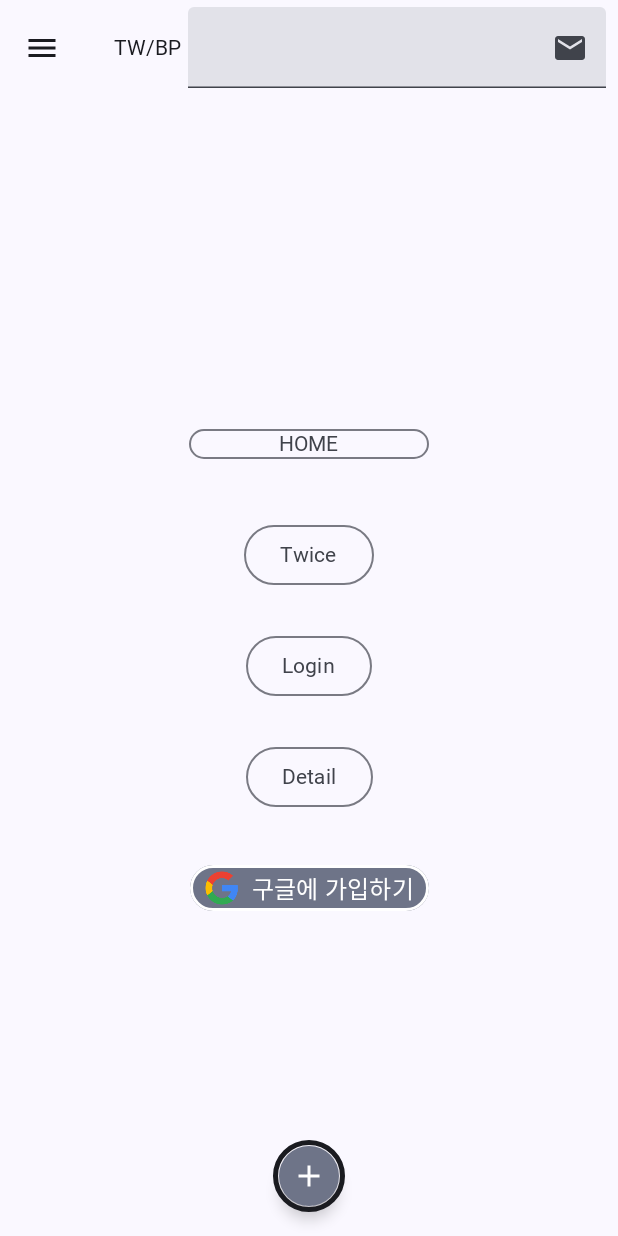
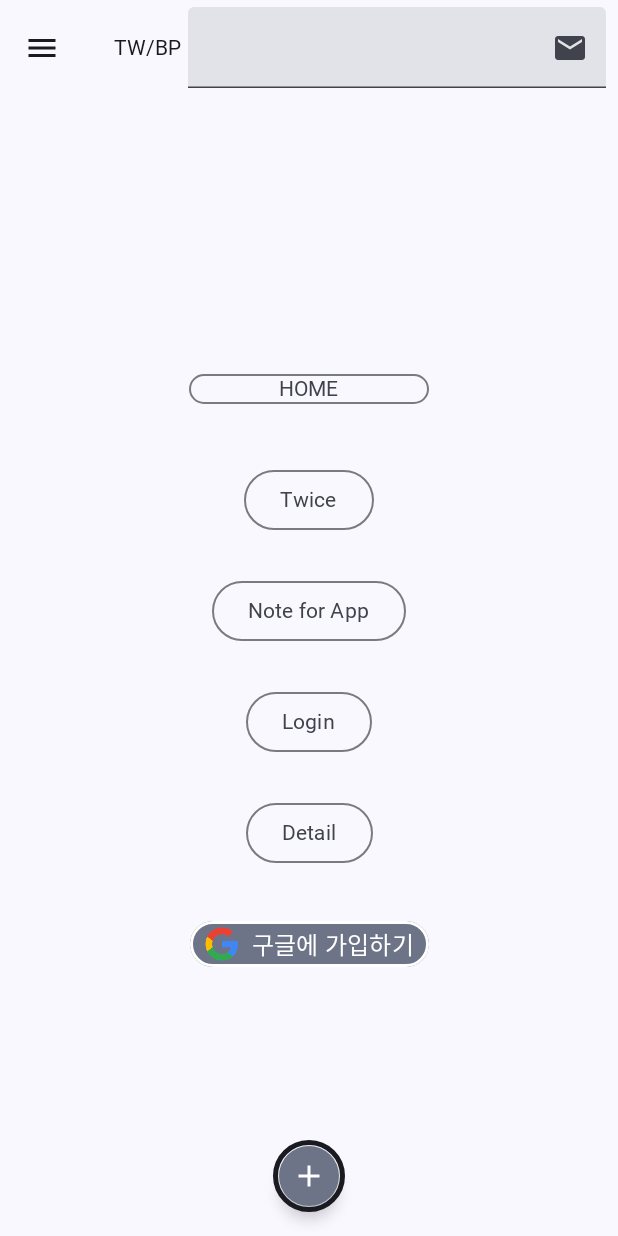
Before and after one commit to slow333/android-components-viewmodel-navigator, an Android app built with Jetpack Compose: the screen it shows after launch (MainActivity), on a phone screen of 412 x 824 dp. Run offline under Robolectric (Android 15) with nearby library versions, the phone set to English and light mode, and no system bars; Roboto replaces fonts that are not available here.

Commit message:
add note for app and env set for coil

```diff
--- a/app/build.gradle
+++ b/app/build.gradle
@@ -61,9 +61,12 @@ dependencies {
     implementation 'androidx.compose.ui:ui-tooling-preview'
     implementation 'androidx.compose.material3:material3'
 
+    implementation("io.coil-kt:coil:2.4.0")
     implementation 'androidx.navigation:navigation-runtime-ktx:2.6.0-alpha06'
     def nav_version = "2.5.3"
     implementation "androidx.navigation:navigation-compose:$nav_version"
+
+
     testImplementation 'junit:junit:4.13.2'
     androidTestImplementation 'androidx.test.ext:junit:1.1.5'
     androidTestImplementation 'androidx.test.espresso:espresso-core:3.5.1'
--- a/app/src/main/AndroidManifest.xml
+++ b/app/src/main/AndroidManifest.xml
@@ -3,6 +3,7 @@
     xmlns:tools="http://schemas.android.com/tools">
 
     <application
+        android:usesCleartextTraffic="true"
         android:allowBackup="true"
         android:dataExtractionRules="@xml/data_extraction_rules"
         android:fullBackupContent="@xml/backup_rules"
--- a/app/src/main/java/kr/logcenter/restart/NavGraph.kt
+++ b/app/src/main/java/kr/logcenter/restart/NavGraph.kt
@@ -10,6 +10,7 @@ import kr.logcenter.restart.components.DetailReceiveArgs
 import kr.logcenter.restart.components.GoogleButton
 import kr.logcenter.restart.components.HomeScreen
 import kr.logcenter.restart.components.Login
+import kr.logcenter.restart.components.NoteForApp
 import kr.logcenter.restart.components.TwiceCardList
 import kr.logcenter.restart.data.twiceList
 
@@ -21,6 +22,7 @@ fun SetupNavGraph( navController: NavHostController
       composable(route = Screen.Login.route ) { Login(navController) }
       composable(route = Screen.Blackpink.route ) { TwiceCardList(twiceList, navController) }
       composable(route = Screen.GoogleBtn.route ) { GoogleButton(onClick = { null }) }
+      composable(route = Screen.NoteForApp.route ) { NoteForApp() }
       composable(route = Screen.DetailReceiveArgs.route,
          arguments = listOf(
             navArgument(DETAIL_ARG_KEY) { type = NavType.IntType },
--- a/app/src/main/java/kr/logcenter/restart/Screen.kt
+++ b/app/src/main/java/kr/logcenter/restart/Screen.kt
@@ -8,6 +8,7 @@ sealed class Screen(val route: String) {
    object Login : Screen(route = "login_screen")
    object Blackpink : Screen(route = "blackpink_screen")
    object GoogleBtn : Screen(route = "google_button")
+   object NoteForApp : Screen(route = "note_for_app")
    object DetailReceiveArgs : Screen(route = "detail_screen?id={$DETAIL_ARG_KEY}&name={$DETAIL_ARG_NAME}") {
 //   object Detail : Screen(route = "detail_screen/{$DETAIL_ARG_KEY}/${DETAIL_ARG_NAME}") {
 /*      fun passId(id: Int): String {
--- a/app/src/main/java/kr/logcenter/restart/components/DetailReceiveArgs.kt
+++ b/app/src/main/java/kr/logcenter/restart/components/DetailReceiveArgs.kt
@@ -3,10 +3,14 @@ package kr.logcenter.restart.components
 import androidx.compose.material3.Text
 import androidx.compose.runtime.Composable
 import androidx.navigation.NavController
+import kr.logcenter.restart.components.layoutAndScaffold.ColumnLayout
+import kr.logcenter.restart.components.layoutAndScaffold.ScaffoldTwice
 
 @Composable
 fun DetailReceiveArgs(navController: NavController, id: String, name: String) {
    ScaffoldTwice(navController = navController) {
-      Text("detain screen id is $id and name is $name")
+      ColumnLayout {
+         Text("detain screen id is $id and name is $name")
+      }
    }
 }
--- a/app/src/main/java/kr/logcenter/restart/components/Greeting.kt
+++ b/app/src/main/java/kr/logcenter/restart/components/Greeting.kt
@@ -11,15 +11,14 @@ import androidx.compose.runtime.Composable
 import androidx.compose.ui.Alignment
 import androidx.compose.ui.Modifier
 import androidx.compose.ui.unit.dp
+import kr.logcenter.restart.components.layoutAndScaffold.ColumnLayout
 
 @Composable
 fun Greeting(
    vm: MyViewModel,
    modifier: Modifier = Modifier
 ) {
-   Column(verticalArrangement = Arrangement.Center,
-      horizontalAlignment = Alignment.CenterHorizontally
-   ) {
+   ColumnLayout {
       Text(
          text = "Hello ${vm.text.value}!",
          modifier = modifier.padding(bottom = 10.dp)
--- a/app/src/main/java/kr/logcenter/restart/components/HomeScreen.kt
+++ b/app/src/main/java/kr/logcenter/restart/components/HomeScreen.kt
@@ -18,29 +18,30 @@ import androidx.compose.ui.Modifier
 import androidx.compose.ui.unit.dp
 import androidx.navigation.NavController
 import kr.logcenter.restart.Screen
+import kr.logcenter.restart.components.layoutAndScaffold.ColumnLayout
+import kr.logcenter.restart.components.layoutAndScaffold.ScaffoldTwice
 
 @Composable
 fun HomeScreen(navController: NavController) {
 
    ScaffoldTwice(navController = navController) {
-      Column(
-         modifier = Modifier
-            .fillMaxSize()
-            .background(MaterialTheme.colorScheme.surface),
-         verticalArrangement = Arrangement.spacedBy(26.dp, alignment = Alignment.CenterVertically),
-         horizontalAlignment = Alignment.CenterHorizontally
-      ) {
+      ColumnLayout {
          // button의 기본 높이를 조정, contentPadding, minWidth, minHeight 조정
          OutlinedButton(onClick = { navController.navigate(route = Screen.Home.route) },
             contentPadding = PaddingValues(),
-            modifier = Modifier.width(160.dp).defaultMinSize(minWidth = 1.dp, minHeight = 1.dp),
+            modifier = Modifier
+               .width(160.dp)
+               .defaultMinSize(minWidth = 1.dp, minHeight = 1.dp),
          ) { Text(text = "HOME", modifier = Modifier.padding(vertical = 0.dp)) }
 
          OutlinedButton(onClick = { navController.navigate(route = Screen.Blackpink.route) },
          ) { Text(text = "Twice") }
 
+         OutlinedButton(onClick = { navController.navigate(route = Screen.NoteForApp.route) },
+         ) { Text(text = "Note for App") }
+
          OutlinedButton(onClick = { navController.navigate(route = Screen.Login.route){
-            popUpTo(Screen.Login.route) {inclusive = true} } },
+            popUpTo(Screen.Login.route) { inclusive = true } } },
          ) { Text(text = "Login") }
 
          OutlinedButton(
--- a/app/src/main/java/kr/logcenter/restart/components/Login.kt
+++ b/app/src/main/java/kr/logcenter/restart/components/Login.kt
@@ -3,6 +3,7 @@ package kr.logcenter.restart.components
 import androidx.compose.material3.Text
 import androidx.compose.runtime.Composable
 import androidx.navigation.NavController
+import kr.logcenter.restart.components.layoutAndScaffold.ScaffoldTwice
 
 @Composable
 fun Login(navController: NavController) {
--- /dev/null
+++ b/app/src/main/java/kr/logcenter/restart/components/layoutAndScaffold/ColumnLayout.kt
@@ -0,0 +1,26 @@
+package kr.logcenter.restart.components.layoutAndScaffold
+
+import androidx.compose.foundation.background
+import androidx.compose.foundation.layout.Arrangement
+import androidx.compose.foundation.layout.Column
+import androidx.compose.foundation.layout.fillMaxSize
+import androidx.compose.foundation.layout.padding
+import androidx.compose.material3.MaterialTheme
+import androidx.compose.runtime.Composable
+import androidx.compose.ui.Alignment
+import androidx.compose.ui.Modifier
+import androidx.compose.ui.unit.dp
+
+@Composable
+fun ColumnLayout(content: @Composable () -> Unit) {
+   Column(
+      modifier = Modifier
+         .fillMaxSize()
+         .background(MaterialTheme.colorScheme.surface)
+         .padding(horizontal = 10.dp),
+      verticalArrangement = Arrangement.spacedBy(26.dp, alignment = Alignment.CenterVertically),
+      horizontalAlignment = Alignment.CenterHorizontally
+   ) {
+      content()
+   }
+}
--- /dev/null
+++ b/app/src/main/java/kr/logcenter/restart/components/layoutAndScaffold/DropDownMenu.kt
@@ -0,0 +1,63 @@
+package kr.logcenter.restart.components.layoutAndScaffold
+
+import androidx.compose.foundation.layout.Box
+import androidx.compose.foundation.layout.wrapContentSize
+import androidx.compose.material.icons.Icons
+import androidx.compose.material.icons.filled.Menu
+import androidx.compose.material3.DropdownMenu
+import androidx.compose.material3.DropdownMenuItem
+import androidx.compose.material3.Icon
+import androidx.compose.material3.IconButton
+import androidx.compose.material3.Text
+import androidx.compose.runtime.Composable
+import androidx.compose.runtime.getValue
+import androidx.compose.runtime.mutableStateOf
+import androidx.compose.runtime.remember
+import androidx.compose.runtime.setValue
+import androidx.compose.ui.Alignment
+import androidx.compose.ui.Modifier
+import androidx.compose.ui.platform.LocalContext
+import androidx.navigation.NavController
+import kr.logcenter.restart.Screen
+
+@Composable
+fun DropDownMenu(navController: NavController) {
+   val context = LocalContext.current
+   var expanded by remember { mutableStateOf(false) }
+
+   Box(
+      modifier = Modifier
+//         .fillMaxWidth()
+         .wrapContentSize(Alignment.TopStart)
+   ) {
+      IconButton(onClick = { expanded = !expanded }) {
+         Icon( imageVector = Icons.Default.Menu, contentDescription = "More" )
+      }
+
+      DropdownMenu(
+         expanded = expanded,
+         onDismissRequest = { expanded = false }
+      ) {
+         DropdownMenuItem(
+            text = { Text("Home") },
+            onClick = { navController.navigate(route = Screen.Home.route) }
+         )
+         DropdownMenuItem(
+            text = { Text("Twice") },
+            onClick = { navController.navigate(route = Screen.Blackpink.route) }
+         )
+         DropdownMenuItem(
+            text = { Text("Login") },
+            onClick = { navController.navigate(route = Screen.Login.route) }
+         )
+         DropdownMenuItem(
+            text = { Text("Note for app") },
+            onClick = { navController.navigate(route = Screen.NoteForApp.route) }
+         )
+         DropdownMenuItem(
+            text = { Text("Detail") },
+            onClick = { navController.navigate(route = Screen.DetailReceiveArgs.passIdAndName(25, "from scaffold")) }
+         )
+      }
+   }
+}
--- a/app/src/main/java/kr/logcenter/restart/components/ScaffoldTwice.kt
+++ b/app/src/main/java/kr/logcenter/restart/components/layoutAndScaffold/ScaffoldTwice.kt
@@ -1,35 +1,26 @@
-package kr.logcenter.restart.components
+package kr.logcenter.restart.components.layoutAndScaffold
 
 import android.annotation.SuppressLint
 import androidx.compose.foundation.border
 import androidx.compose.foundation.layout.Box
 import androidx.compose.foundation.layout.Row
-import androidx.compose.foundation.layout.fillMaxHeight
-import androidx.compose.foundation.layout.fillMaxWidth
-import androidx.compose.foundation.layout.height
 import androidx.compose.foundation.layout.padding
-import androidx.compose.foundation.layout.width
 import androidx.compose.foundation.layout.wrapContentSize
 import androidx.compose.foundation.shape.CircleShape
 import androidx.compose.material.icons.Icons
 import androidx.compose.material.icons.filled.Add
 import androidx.compose.material.icons.filled.Menu
-import androidx.compose.material.icons.filled.MoreVert
-import androidx.compose.material.icons.filled.Search
 import androidx.compose.material3.CenterAlignedTopAppBar
 import androidx.compose.material3.DropdownMenu
 import androidx.compose.material3.DropdownMenuItem
 import androidx.compose.material3.ExperimentalMaterial3Api
-import androidx.compose.material3.ExtendedFloatingActionButton
 import androidx.compose.material3.FabPosition
 import androidx.compose.material3.Icon
 import androidx.compose.material3.IconButton
 import androidx.compose.material3.MaterialTheme
-import androidx.compose.material3.OutlinedTextField
 import androidx.compose.material3.Scaffold
 import androidx.compose.material3.SmallFloatingActionButton
 import androidx.compose.material3.Text
-import androidx.compose.material3.TextField
 import androidx.compose.runtime.Composable
 import androidx.compose.runtime.getValue
 import androidx.compose.runtime.mutableStateOf
@@ -37,13 +28,11 @@ import androidx.compose.runtime.remember
 import androidx.compose.runtime.setValue
 import androidx.compose.ui.Alignment
 import androidx.compose.ui.Modifier
-import androidx.compose.ui.graphics.Color
 import androidx.compose.ui.platform.LocalContext
-import androidx.compose.ui.text.TextStyle
 import androidx.compose.ui.unit.dp
-import androidx.compose.ui.unit.sp
 import androidx.navigation.NavController
 import kr.logcenter.restart.Screen
+import kr.logcenter.restart.components.TxField
 
 @SuppressLint("RememberReturnType", "UnusedMaterial3ScaffoldPaddingParameter")
 @OptIn(ExperimentalMaterial3Api::class)
@@ -86,41 +75,3 @@ fun ScaffoldTwice(navController: NavController, content: @Composable () -> Unit,
       }
    }
 }
-
-@Composable
-fun DropDownMenu(navController: NavController) {
-   val context = LocalContext.current
-   var expanded by remember { mutableStateOf(false) }
-
-   Box(
-      modifier = Modifier
-//         .fillMaxWidth()
-         .wrapContentSize(Alignment.TopStart)
-   ) {
-      IconButton(onClick = { expanded = !expanded }) {
-         Icon( imageVector = Icons.Default.Menu, contentDescription = "More" )
-      }
-
-      DropdownMenu(
-         expanded = expanded,
-         onDismissRequest = { expanded = false }
-      ) {
-         DropdownMenuItem(
-            text = { Text("Home") },
-            onClick = { navController.navigate(route = Screen.Home.route) }
-         )
-         DropdownMenuItem(
-            text = { Text("Twice") },
-            onClick = { navController.navigate(route = Screen.Blackpink.route) }
-         )
-         DropdownMenuItem(
-            text = { Text("Login") },
-            onClick = { navController.navigate(route = Screen.Login.route) }
-         )
-         DropdownMenuItem(
-            text = { Text("Detail") },
-            onClick = { navController.navigate(route = Screen.DetailReceiveArgs.passIdAndName(25, "from scaffold")) }
-         )
-      }
-   }
-}
```
Also changed, not shown: app/src/main/java/kr/logcenter/restart/components/NoteForApp.kt (added, +17 -0 lines), app/src/main/java/kr/logcenter/restart/components/TwiceCard.kt (+3 -13 lines), app/src/main/res/values/strings.xml (+6 -1 lines).
